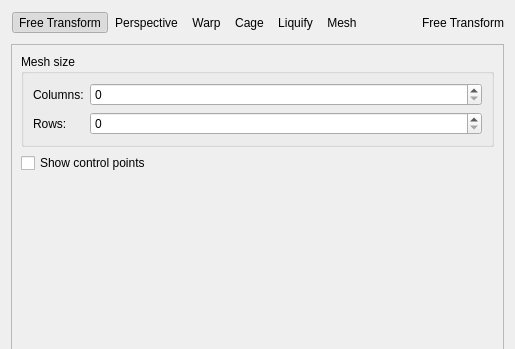
Above: plugins/tools/tool_transform2/wdg_tool_transform.ui from KDE/krita before the change; both pictures show x 0 to 515 and y 0 to 349 of the 515 by 751 pixel window. Below: the same form after it.
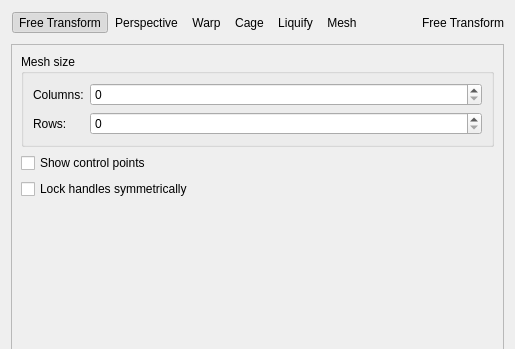
That is the form after the change. The open tabs and pages were chosen to show the change. Custom widgets are drawn as their Qt base class.

Commit message:
Implement a GUI option for flipping the "symmetrical" mode for mesh handles
It looks like different painters expect different default behavior from
the mesh handles. The new checkbox in the mesh mode options will let them
choose what behavior should be without any modifier.

# Conflicts:
#	plugins/tools/tool_transform2/tool_transform_args.cc
#	plugins/tools/tool_transform2/tool_transform_args.h

```diff
--- a/plugins/tools/tool_transform2/wdg_tool_transform.ui
+++ b/plugins/tools/tool_transform2/wdg_tool_transform.ui
@@ -2190,6 +2190,13 @@
          </property>
         </widget>
        </item>
+       <item>
+        <widget class="QCheckBox" name="chkSymmetricalHandles">
+         <property name="text">
+          <string>Lock handles symmetrically</string>
+         </property>
+        </widget>
+       </item>
        <item>
         <spacer name="verticalSpacer_4">
          <property name="orientation">
```
Left out of the diff: 4 changed lines with no effect on the pictures. The commit also changes 5 other files.
